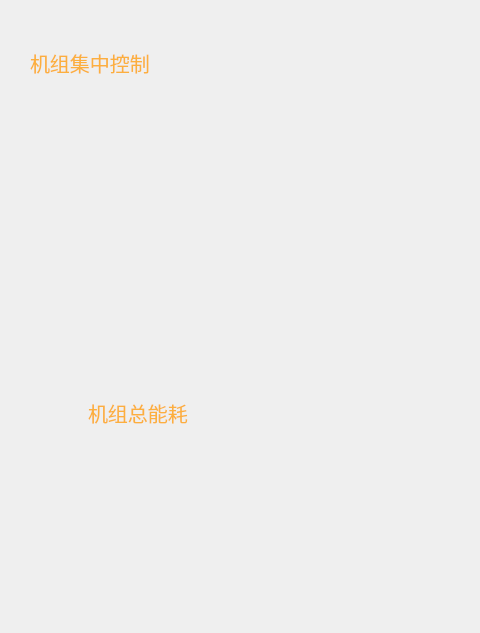
Qt form Window/Page/modularchillerpage.ui (caosq/ChickenFarm) before a commit; both pictures show x 0 to 480 and y 0 to 633 of the 920 by 633 pixel window.
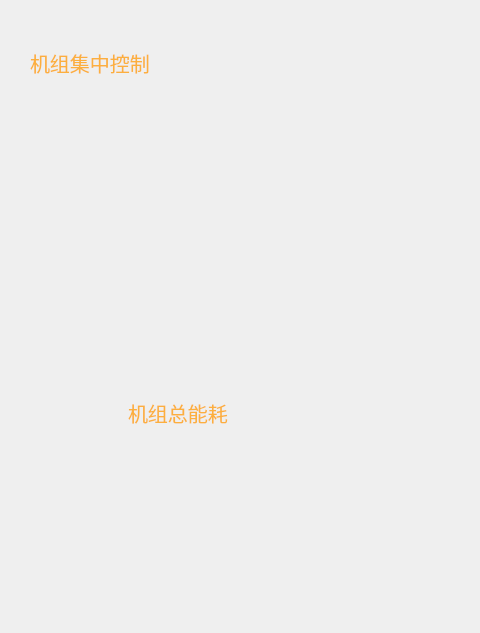
The same form after that commit. Icons and pictures are not drawn.

```diff
--- a/Window/Page/modularchillerpage.ui
+++ b/Window/Page/modularchillerpage.ui
@@ -34,8 +34,8 @@
     <rect>
      <x>16</x>
      <y>392</y>
-     <width>281</width>
-     <height>161</height>
+     <width>289</width>
+     <height>209</height>
     </rect>
    </property>
    <property name="styleSheet">
@@ -51,9 +51,9 @@
    <widget class="QLabel" name="label_2">
     <property name="geometry">
      <rect>
-      <x>72</x>
+      <x>112</x>
       <y>8</y>
-      <width>153</width>
+      <width>113</width>
       <height>25</height>
      </rect>
     </property>
@@ -556,7 +556,7 @@
      <x>20</x>
      <y>80</y>
      <width>281</width>
-     <height>291</height>
+     <height>289</height>
     </rect>
    </property>
    <property name="styleSheet">
```
Left out of the diff: 2 changed lines with no effect on the pictures.
